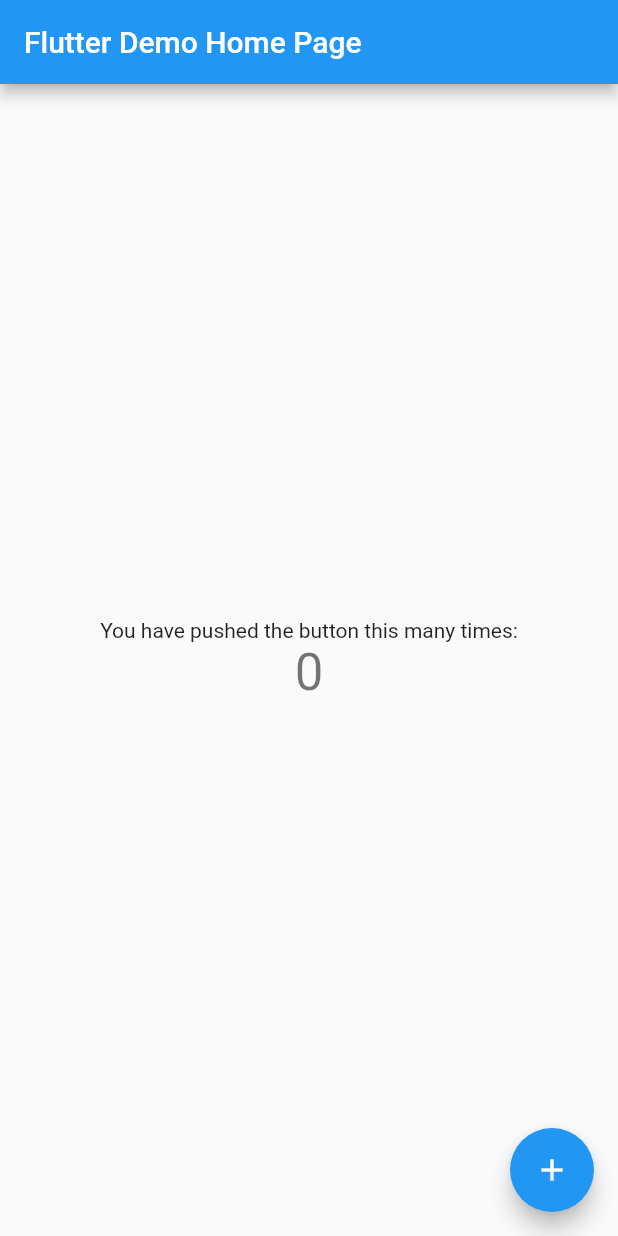
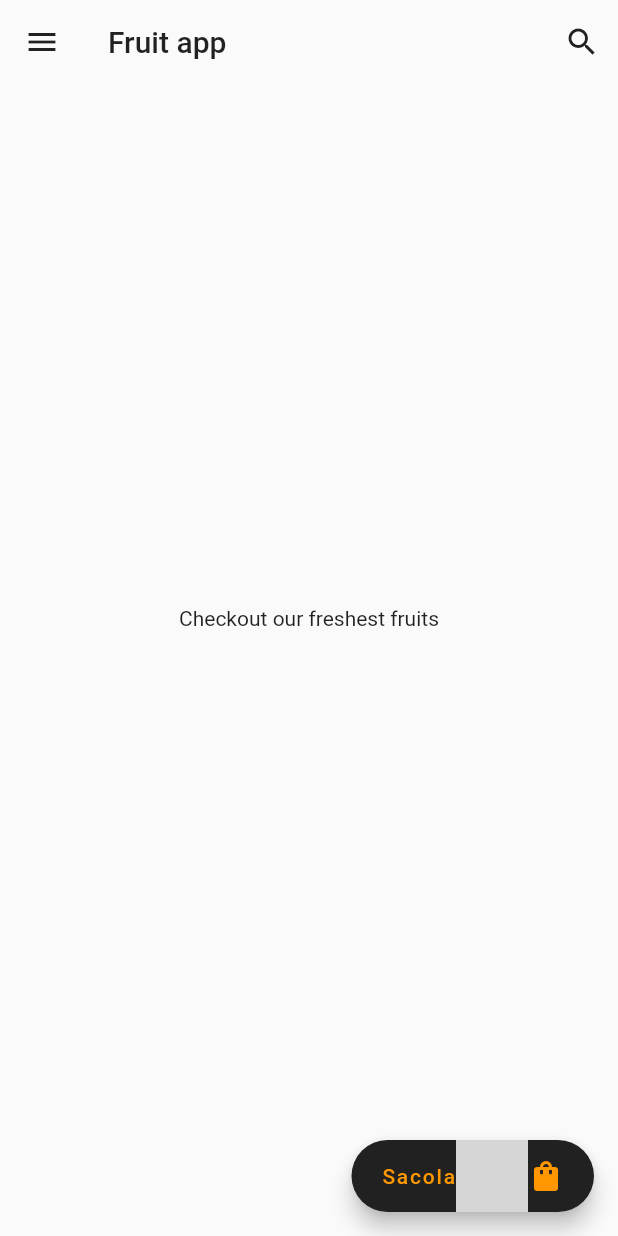
Before and after one commit to gmr-renato/fruit_e-commerce, a Flutter app: the screen it shows after launch, on a phone screen of 412 x 824 dp. Run offline on Flutter 3.47's test engine with Material 2 defaults, Android fonts, the phone set to English and light mode, and no system bars; missing offline and left inert: fruit_design_system; statements that could not run were skipped; grey boxes are pictures that could not be loaded.

Commit message:
refactor(home): change initial code

```diff
--- a/lib/main.dart
+++ b/lib/main.dart
@@ -1,4 +1,5 @@
 import 'package:flutter/material.dart';
+import 'package:fruit_design_system/fruit_design_system.dart';
 
 void main() {
   runApp(const MyApp());
@@ -7,109 +8,68 @@ void main() {
 class MyApp extends StatelessWidget {
   const MyApp({Key? key}) : super(key: key);
 
-  // This widget is the root of your application.
   @override
   Widget build(BuildContext context) {
     return MaterialApp(
-      title: 'Flutter Demo',
-      theme: ThemeData(
-        // This is the theme of your application.
-        //
-        // Try running your application with "flutter run". You'll see the
-        // application has a blue toolbar. Then, without quitting the app, try
-        // changing the primarySwatch below to Colors.green and then invoke
-        // "hot reload" (press "r" in the console where you ran "flutter run",
-        // or simply save your changes to "hot reload" in a Flutter IDE).
-        // Notice that the counter didn't reset back to zero; the application
-        // is not restarted.
-        primarySwatch: Colors.blue,
+      title: 'Fruit app',
+      theme: ThemeData.light().copyWith(
+        colorScheme: ColorScheme.light(
+          primary: Colors.orange,
+          secondary: Colors.grey.shade900,
+          onPrimary: Colors.grey.shade900,
+          onSecondary: Colors.orange,
+        ),
+        appBarTheme: AppBarTheme(
+          titleTextStyle: Theme.of(context).textTheme.headline6,
+        ),
       ),
-      home: const MyHomePage(title: 'Flutter Demo Home Page'),
+      home: const MyHomePage(),
     );
   }
 }
 
-class MyHomePage extends StatefulWidget {
-  const MyHomePage({Key? key, required this.title}) : super(key: key);
-
-  // This widget is the home page of your application. It is stateful, meaning
-  // that it has a State object (defined below) that contains fields that affect
-  // how it looks.
-
-  // This class is the configuration for the state. It holds the values (in this
-  // case the title) provided by the parent (in this case the App widget) and
-  // used by the build method of the State. Fields in a Widget subclass are
-  // always marked "final".
-
-  final String title;
-
-  @override
-  State<MyHomePage> createState() => _MyHomePageState();
-}
-
-class _MyHomePageState extends State<MyHomePage> {
-  int _counter = 0;
-
-  void _incrementCounter() {
-    setState(() {
-      // This call to setState tells the Flutter framework that something has
-      // changed in this State, which causes it to rerun the build method below
-      // so that the display can reflect the updated values. If we changed
-      // _counter without calling setState(), then the build method would not be
-      // called again, and so nothing would appear to happen.
-      _counter++;
-    });
-  }
+class MyHomePage extends StatelessWidget {
+  const MyHomePage({Key? key}) : super(key: key);
 
   @override
   Widget build(BuildContext context) {
-    // This method is rerun every time setState is called, for instance as done
-    // by the _incrementCounter method above.
-    //
-    // The Flutter framework has been optimized to make rerunning build methods
-    // fast, so that you can just rebuild anything that needs updating rather
-    // than having to individually change instances of widgets.
     return Scaffold(
+      extendBodyBehindAppBar: true,
+      drawer: const Drawer(),
       appBar: AppBar(
-        // Here we take the value from the MyHomePage object that was created by
-        // the App.build method, and use it to set our appbar title.
-        title: Text(widget.title),
+        title: const Text(
+          'Fruit app',
+        ),
+        elevation: 0,
+        backgroundColor: Colors.transparent,
+        actions: [
+          IconButton(
+            onPressed: () {},
+            icon: const Icon(Icons.search),
+          )
+        ],
       ),
       body: Center(
-        // Center is a layout widget. It takes a single child and positions it
-        // in the middle of the parent.
         child: Column(
-          // Column is also a layout widget. It takes a list of children and
-          // arranges them vertically. By default, it sizes itself to fit its
-          // children horizontally, and tries to be as tall as its parent.
-          //
-          // Invoke "debug painting" (press "p" in the console, choose the
-          // "Toggle Debug Paint" action from the Flutter Inspector in Android
-          // Studio, or the "Toggle Debug Paint" command in Visual Studio Code)
-          // to see the wireframe for each widget.
-          //
-          // Column has various properties to control how it sizes itself and
-          // how it positions its children. Here we use mainAxisAlignment to
-          // center the children vertically; the main axis here is the vertical
-          // axis because Columns are vertical (the cross axis would be
-          // horizontal).
           mainAxisAlignment: MainAxisAlignment.center,
-          children: <Widget>[
-            const Text(
-              'You have pushed the button this many times:',
-            ),
+          children: const <Widget>[
             Text(
-              '$_counter',
-              style: Theme.of(context).textTheme.headline4,
+              'Checkout our freshest fruits',
             ),
           ],
         ),
       ),
-      floatingActionButton: FloatingActionButton(
-        onPressed: _incrementCounter,
+      floatingActionButton: FloatingActionButton.extended(
+        onPressed: () {},
         tooltip: 'Increment',
-        child: const Icon(Icons.add),
-      ), // This trailing comma makes auto-formatting nicer for build methods.
+        label: Row(
+          children: const [
+            Text('Sacola'),
+            FruitBoxSpacer.small(),
+            Icon(Icons.shopping_bag_rounded),
+          ],
+        ),
+      ),
     );
   }
 }
```
